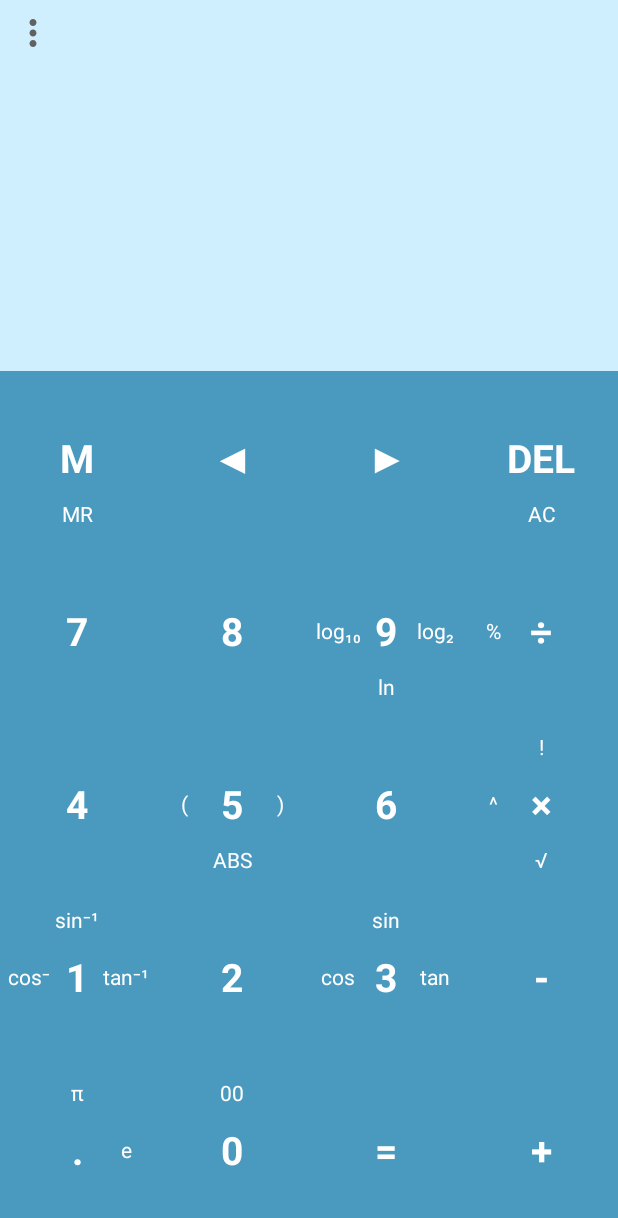
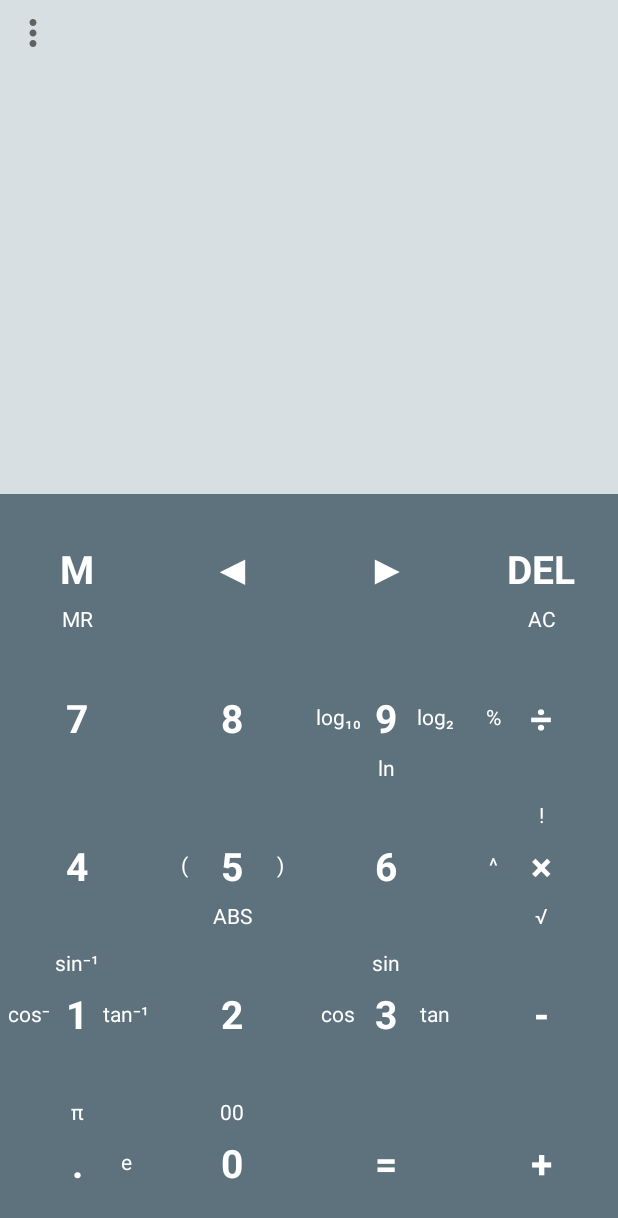
Before and after one commit to geckour/Flical, an Android app: the screen it shows after launch (MainActivity), on a phone screen of 412 x 824 dp. Shown: the top 1218 px of the screen. Run offline under Robolectric (Android 15) with nearby library versions, the phone set to English and light mode, and no system bars; our stand-ins replace Timber, data binding; libraries missing offline, so code that uses them is left out: ch.obermuhlner.math, kotlinx.coroutines.experimental.

Commit message:
Adjust designs

```diff
--- a/app/src/main/res/layout/activity_main.xml
+++ b/app/src/main/res/layout/activity_main.xml
@@ -21,8 +21,8 @@
     <android.support.constraint.ConstraintLayout
         android:layout_width="match_parent"
         android:layout_height="match_parent"
-        android:background="@{background == null ? @color/primaryLightColor : @android:color/transparent}"
-        tools:background="@color/primaryLightColor"
+        android:background="@{background == null ? @color/backgroundColor : @android:color/transparent}"
+        tools:background="@color/backgroundColor"
         tools:context=".ui.MainActivity">
 
         <ImageView
@@ -61,42 +61,42 @@
             android:layout_width="wrap_content"
             android:layout_height="wrap_content"
             android:orientation="horizontal"
-            app:layout_constraintGuide_percent="0.2"/>
+            app:layout_constraintGuide_percent="0.275"/>
 
         <android.support.constraint.Guideline
             android:id="@+id/guide_h_t"
             android:layout_width="wrap_content"
             android:layout_height="wrap_content"
             android:orientation="horizontal"
-            app:layout_constraintGuide_percent="0.3"/>
+            app:layout_constraintGuide_percent="0.4"/>
 
         <android.support.constraint.Guideline
             android:id="@+id/guide_h_01"
             android:layout_width="wrap_content"
             android:layout_height="wrap_content"
             android:orientation="horizontal"
-            app:layout_constraintGuide_percent="0.44"/>
+            app:layout_constraintGuide_percent="0.52"/>
 
         <android.support.constraint.Guideline
             android:id="@+id/guide_h_12"
             android:layout_width="wrap_content"
             android:layout_height="wrap_content"
             android:orientation="horizontal"
-            app:layout_constraintGuide_percent="0.58"/>
+            app:layout_constraintGuide_percent="0.64"/>
 
         <android.support.constraint.Guideline
             android:id="@+id/guide_h_23"
             android:layout_width="wrap_content"
             android:layout_height="wrap_content"
             android:orientation="horizontal"
-            app:layout_constraintGuide_percent="0.72"/>
+            app:layout_constraintGuide_percent="0.76"/>
 
         <android.support.constraint.Guideline
             android:id="@+id/guide_h_34"
             android:layout_width="wrap_content"
             android:layout_height="wrap_content"
             android:orientation="horizontal"
-            app:layout_constraintGuide_percent="0.86"/>
+            app:layout_constraintGuide_percent="0.88"/>
 
         <View
             android:layout_width="0dp"
@@ -2048,7 +2048,7 @@
             android:padding="4dp"
             android:scaleType="fitCenter"
             android:src="@drawable/ic_more_vert_black_24px"
-            android:tint="@color/buttonSecondaryColor"
+            android:tint="@color/buttonTintColor"
             app:layout_constraintStart_toStartOf="parent"
             app:layout_constraintTop_toTopOf="parent"/>
 
--- a/app/src/main/res/values/colors.xml
+++ b/app/src/main/res/values/colors.xml
@@ -10,11 +10,10 @@
     <color name="primaryTextInvertColor">#ffffff</color>
     <color name="secondaryTextColor">#a0000000</color>
     <color name="secondaryTextInvertColor">#a0ffffff</color>
-
-  <color name="buttonPrimaryColor">#424242</color>
-  <color name="buttonSecondaryColor">#616161</color>
+    <color name="buttonTintColor">#616161</color>
 
     <color name="inputBackgroundColor">#b0ffffff</color>
     <color name="buttonTappedBackgroundColor">#a0fbc02d</color>
+    <color name="backgroundColor">#7d98a6</color>
     <color name="backgroundMaskColor">#40000000</color>
 </resources>
--- a/app/src/main/res/values/dimens.xml
+++ b/app/src/main/res/values/dimens.xml
@@ -8,13 +8,13 @@
     <dimen name="formula_padding_bottom">0dp</dimen>
     <dimen name="formula_padding_start">16dp</dimen>
     <dimen name="formula_padding_end">16dp</dimen>
-    <dimen name="formula_min_textsize">32sp</dimen>
-    <dimen name="formula_max_textsize">60sp</dimen>
+    <dimen name="formula_min_textsize">44sp</dimen>
+    <dimen name="formula_max_textsize">80sp</dimen>
     <dimen name="formula_step_textsize">8sp</dimen>
     <!-- Dimens for display result. -->
     <dimen name="result_padding_top">0dp</dimen>
     <dimen name="result_padding_bottom">0dp</dimen>
     <dimen name="result_padding_start">16dp</dimen>
     <dimen name="result_padding_end">16dp</dimen>
-    <dimen name="result_textsize">32sp</dimen>
+    <dimen name="result_textsize">40sp</dimen>
 </resources>
```
Also changed, not shown: app/src/main/res/drawable/ic_launcher_background.xml (+16 -8 lines), app/src/main/res/drawable/ic_launcher_foreground.xml (+10 -11 lines), app/src/main/ic_launcher-web.png, app/src/main/res/mipmap-hdpi/ic_launcher.png, app/src/main/res/mipmap-hdpi/ic_launcher_round.png, app/src/main/res/mipmap-mdpi/ic_launcher.png, app/src/main/res/mipmap-mdpi/ic_launcher_round.png, app/src/main/res/mipmap-xhdpi/ic_launcher.png, app/src/main/res/mipmap-xhdpi/ic_launcher_round.png, app/src/main/res/mipmap-xxhdpi/ic_launcher.png, app/src/main/res/mipmap-xxhdpi/ic_launcher_round.png, app/src/main/res/mipmap-xxxhdpi/ic_launcher.png, app/src/main/res/mipmap-xxxhdpi/ic_launcher_round.png. Lines whose indentation alone changed are shown as unchanged.
